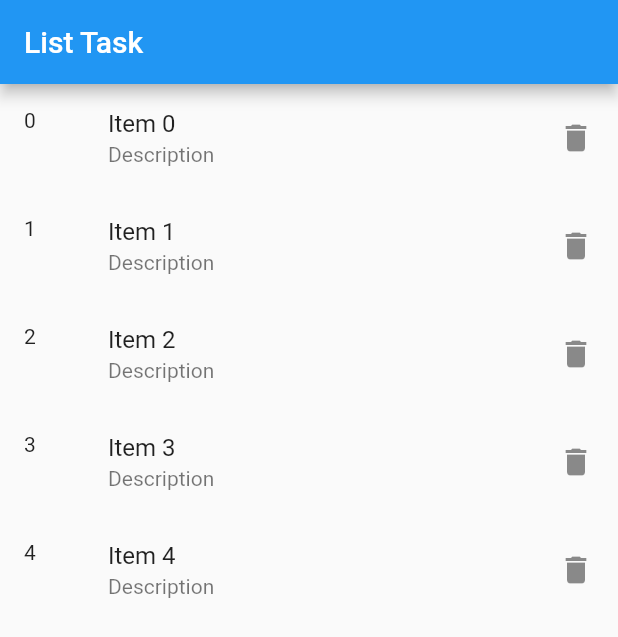
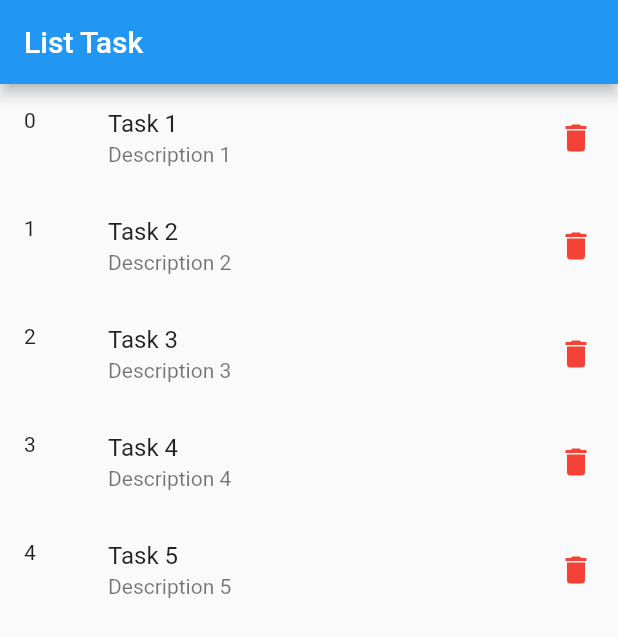
Before and after one commit to phamtanphat/flutter_listview19072021, a Flutter app: the screen it shows after launch, on a phone screen of 412 x 824 dp. Shown: the top 637 px of the screen. Run offline on Flutter 3.47's test engine with Material 2 defaults, Android fonts, the phone set to English and light mode, and no system bars.

Commit message:
on tap delete item

```diff
--- a/lib/page/list_page.dart
+++ b/lib/page/list_page.dart
@@ -1,5 +1,6 @@
 import 'package:flutter/cupertino.dart';
 import 'package:flutter/material.dart';
+import 'package:flutter_listview19072021/model/task.dart';
 
 class ListPage extends StatelessWidget {
   @override
@@ -14,6 +15,14 @@ class ListPageContainer extends StatefulWidget {
 }
 
 class _ListPageContainerState extends State<ListPageContainer> {
+  var listTasks = [];
+
+  @override
+  void initState() {
+    super.initState();
+    listTasks = List.generate(5, (index) => Task(id: index + 1, name: "Task ${index + 1}", description: "Description ${index + 1}"));
+  }
+
   @override
   Widget build(BuildContext context) {
     return Scaffold(
@@ -22,13 +31,18 @@ class _ListPageContainerState extends State<ListPageContainer> {
       ),
       body: Container(
           child: ListView.builder(
-              itemCount: 5,
+              itemCount: listTasks.length,
               itemBuilder: (context ,index){
                   return ListTile(
-                    title: Text("Item $index"),
-                    subtitle: Text("Description "),
+                    onTap: (){
+                      setState(() {
+                        listTasks.remove(listTasks[index]);
+                      });
+                    },
+                    title: Text(listTasks[index].name),
+                    subtitle: Text(listTasks[index].description),
                     leading: Text(index.toString()),
-                    trailing: Icon(Icons.delete),
+                    trailing: Icon(Icons.delete , color: Colors.red),
                   );
               }
           )
```
